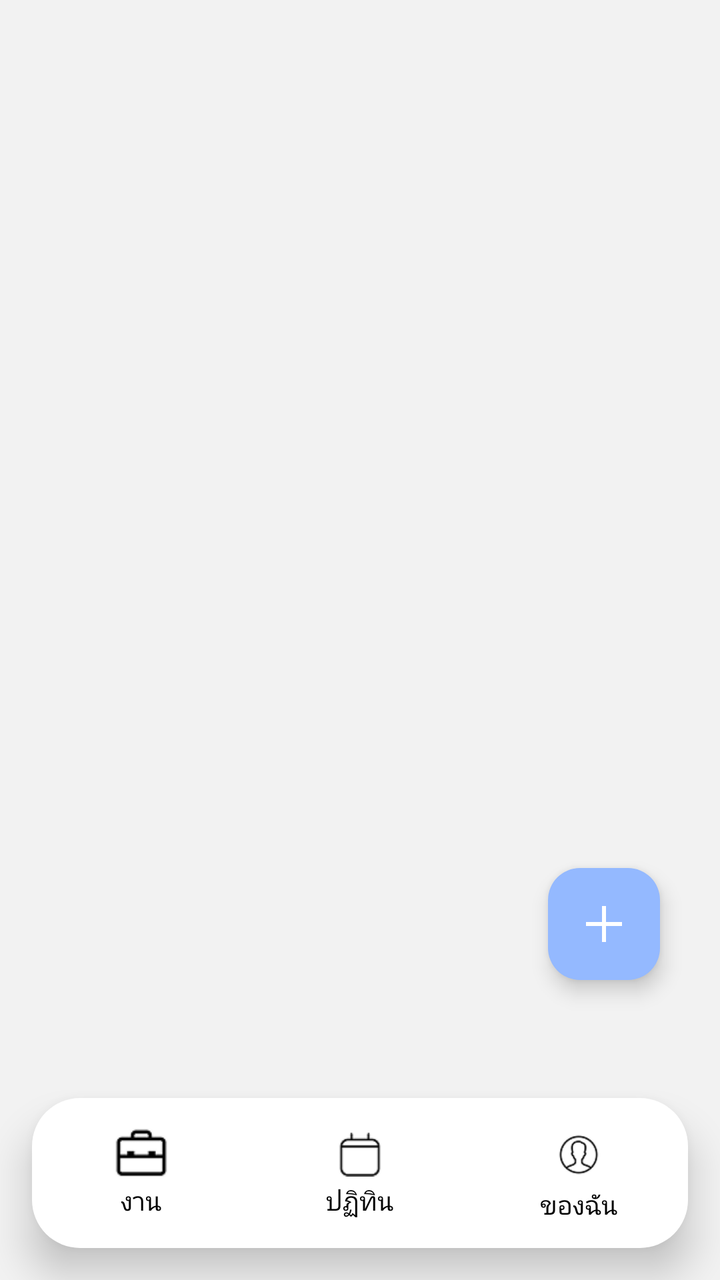
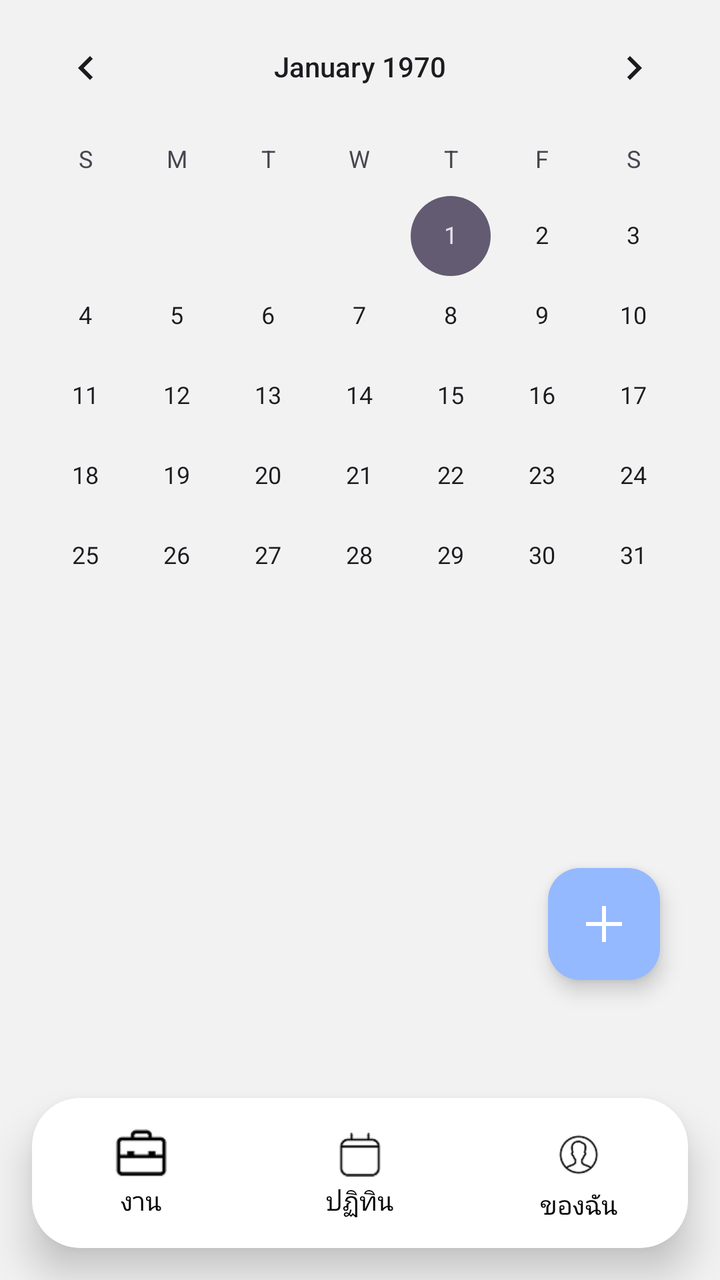

Two renders of the same Android screen: before a commit and after it. Below are the layout's source before the change and the commit's diff.
<!-- AndroidManifest.xml: application theme Theme.Project -->
<!-- res/layout/activity_calender.xml -->
<?xml version="1.0" encoding="utf-8"?>
<androidx.constraintlayout.widget.ConstraintLayout xmlns:android="http://schemas.android.com/apk/res/android"
    xmlns:app="http://schemas.android.com/apk/res-auto"
    xmlns:tools="http://schemas.android.com/tools"
    android:id="@+id/main"
    android:layout_width="match_parent"
    android:layout_height="match_parent"
    android:background="#f2f2f2"
    tools:context=".CalenderActivity">

    <com.google.android.material.floatingactionbutton.FloatingActionButton
        android:id="@+id/fab_add"
        android:layout_width="wrap_content"
        android:layout_height="wrap_content"
        android:layout_marginEnd="30dp"
        android:layout_marginBottom="150dp"
        android:contentDescription="เพิ่มงาน"
        android:src="@drawable/ic_add"
        app:backgroundTint="#94b9ff"
        app:layout_constraintBottom_toBottomOf="parent"

        app:layout_constraintEnd_toEndOf="parent"
        app:tint="@android:color/white" />

    <include
        android:id="@+id/bottomBar"
        layout="@layout/view_bottom_bar"
        android:layout_width="0dp"
        android:layout_height="wrap_content"
        app:layout_constraintBottom_toBottomOf="parent"
        app:layout_constraintEnd_toEndOf="parent"
        app:layout_constraintStart_toStartOf="parent" />

</androidx.constraintlayout.widget.ConstraintLayout>
<!-- res/layout/view_bottom_bar.xml (included above) -->
<?xml version="1.0" encoding="utf-8"?>
<merge xmlns:android="http://schemas.android.com/apk/res/android"
    xmlns:app="http://schemas.android.com/apk/res-auto">

    <androidx.constraintlayout.widget.ConstraintLayout
        android:layout_width="match_parent"
        android:layout_height="match_parent">

        <LinearLayout
            android:layout_width="0dp"
            android:layout_height="75dp"
            android:layout_marginStart="16dp"
            android:layout_marginEnd="16dp"
            android:layout_marginBottom="16dp"
            android:orientation="vertical"
            android:background="@drawable/bg_bottom_menu"
            android:elevation="12dp"

            app:layout_constraintStart_toStartOf="parent"
            app:layout_constraintEnd_toEndOf="parent"
            app:layout_constraintBottom_toBottomOf="parent">

            
            <LinearLayout
                android:layout_width="match_parent"
                android:layout_height="match_parent"
                android:gravity="center"
                android:orientation="horizontal">

                
                <LinearLayout
                    android:id="@+id/menu_tasks"
                    android:layout_width="0dp"
                    android:layout_height="match_parent"
                    android:layout_weight="1"
                    android:background="?attr/selectableItemBackground"
                    android:clickable="true"
                    android:focusable="true"
                    android:gravity="center"
                    android:orientation="vertical">

                    <ImageView
                        android:layout_width="28dp"
                        android:layout_height="28dp"
                        android:src="@drawable/ic_menu_agenda" />

                    <TextView
                        android:layout_width="wrap_content"
                        android:layout_height="wrap_content"
                        android:text="งาน"
                        android:textSize="13sp"
                        android:textColor="#000000"/>
                </LinearLayout>

                
                <LinearLayout
                    android:id="@+id/menu_calendar"
                    android:layout_width="0dp"
                    android:layout_height="match_parent"
                    android:layout_weight="1"
                    android:background="?attr/selectableItemBackground"
                    android:clickable="true"
                    android:focusable="true"
                    android:gravity="center"
                    android:orientation="vertical">

                    <ImageView
                        android:layout_width="28dp"
                        android:layout_height="28dp"
                        android:src="@drawable/ic_menu_my_calendar" />

                    <TextView
                        android:layout_width="wrap_content"
                        android:layout_height="wrap_content"
                        android:text="ปฏิทิน"
                        android:textSize="13sp"
                        android:textColor="#000000"/>
                </LinearLayout>

                
                <LinearLayout
                    android:id="@+id/menu_profile"
                    android:layout_width="0dp"
                    android:layout_height="match_parent"
                    android:layout_weight="1"
                    android:background="?attr/selectableItemBackground"
                    android:clickable="true"
                    android:focusable="true"
                    android:gravity="center"
                    android:orientation="vertical">

                    <ImageView
                        android:layout_width="32dp"
                        android:layout_height="32dp"
                        android:src="@drawable/ic_menu_profile" />

                    <TextView
                        android:layout_width="wrap_content"
                        android:layout_height="wrap_content"
                        android:text="ของฉัน"
                        android:textSize="13sp"
                        android:textColor="#000000"/>
                </LinearLayout>

            </LinearLayout>

        </LinearLayout>

    </androidx.constraintlayout.widget.ConstraintLayout>

</merge>
<!-- resources referenced by this layout -->
<resources>
  <!-- drawable bg_bottom_menu (drawable) -->
  <?xml version="1.0" encoding="utf-8"?>
  <shape xmlns:android="http://schemas.android.com/apk/res/android">
  
      <solid android:color="#FFFFFF"/>
  
      
      <corners android:radius="24dp"/>
  
  </shape>
  <!-- drawable ic_add (drawable) -->
  <vector xmlns:android="http://schemas.android.com/apk/res/android" android:height="24dp" android:tint="#94B9FF" android:viewportHeight="960" android:viewportWidth="960" android:width="24dp">
        
      <path android:fillColor="@android:color/white" android:pathData="M440,840L440,520L120,520L120,440L440,440L440,120L520,120L520,440L840,440L840,520L520,520L520,840L440,840Z"/>
      
  </vector>
  <!-- drawable ic_menu_agenda: png bitmap (drawable, 784 bytes) -->
  <!-- drawable ic_menu_my_calendar: png bitmap (drawable, 614 bytes) -->
  <!-- drawable ic_menu_profile: png bitmap (drawable, 1424 bytes) -->
  <style name="Theme.Project" parent="Base.Theme.Project" />
  <style name="Base.Theme.Project" parent="Theme.Material3.DayNight.NoActionBar">
          
          
      </style>
</resources>

<!-- the commit's change to res/layout/activity_calender.xml (unified diff, before → after) -->
@@ -1,5 +1,6 @@
 <?xml version="1.0" encoding="utf-8"?>
-<androidx.constraintlayout.widget.ConstraintLayout xmlns:android="http://schemas.android.com/apk/res/android"
+<androidx.constraintlayout.widget.ConstraintLayout
+    xmlns:android="http://schemas.android.com/apk/res/android"
     xmlns:app="http://schemas.android.com/apk/res-auto"
     xmlns:tools="http://schemas.android.com/tools"
     android:id="@+id/main"
@@ -8,28 +9,39 @@
     android:background="#f2f2f2"
     tools:context=".CalenderActivity">
 
+    
+    <CalendarView
+        android:id="@+id/calendarView"
+        android:layout_width="0dp"
+        android:layout_height="300dp"
+        app:layout_constraintTop_toTopOf="parent"
+        app:layout_constraintStart_toStartOf="parent"
+        app:layout_constraintEnd_toEndOf="parent"/>
+
+    
+
+    
+
     <com.google.android.material.floatingactionbutton.FloatingActionButton
         android:id="@+id/fab_add"
         android:layout_width="wrap_content"
         android:layout_height="wrap_content"
         android:layout_marginEnd="30dp"
         android:layout_marginBottom="150dp"
+        android:src="@drawable/ic_add"
         android:contentDescription="เพิ่มงาน"
-        android:src="@drawable/ic_add"
         app:backgroundTint="#94b9ff"
+        app:tint="@android:color/white"
         app:layout_constraintBottom_toBottomOf="parent"
+        app:layout_constraintEnd_toEndOf="parent"/>
 
-        app:layout_constraintEnd_toEndOf="parent"
-        app:tint="@android:color/white" />
-
+    
     <include
         android:id="@+id/bottomBar"
         layout="@layout/view_bottom_bar"
         android:layout_width="0dp"
         android:layout_height="wrap_content"
-        app:layout_constraintBottom_toBottomOf="parent"
-        app:layout_constraintEnd_toEndOf="parent"
-        app:layout_constraintStart_toStartOf="parent" />
+        app:layout_constraintBottom_toBottomOf="parent"/>
 
 </androidx.constraintlayout.widget.ConstraintLayout>
 <!-- res/layout/view_bottom_bar.xml (included above) -->
